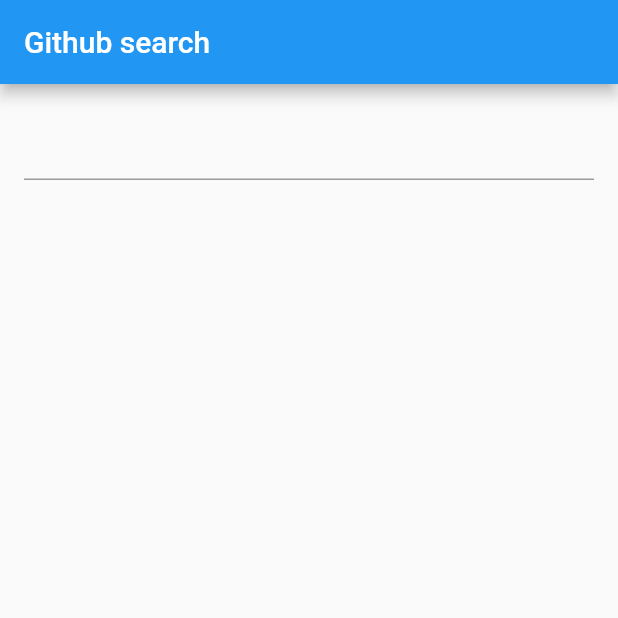
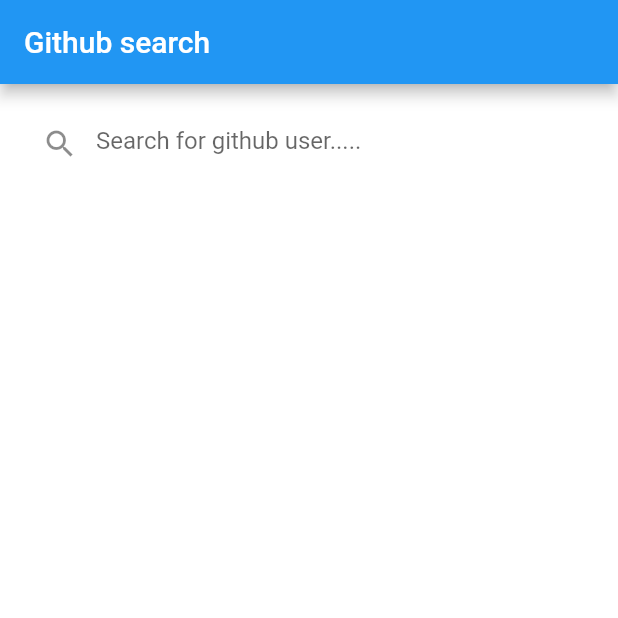
Before and after one commit to prithvibhola/helloFlutter, a Flutter app: the screen it shows after launch, on a phone screen of 412 x 824 dp, the top half of it. Run offline on Flutter 3.47's test engine with Material 2 defaults, Android fonts, the phone set to English and light mode, and no system bars; our stand-ins replace rxdart.

```diff
--- a/lib/src/ui/main.dart
+++ b/lib/src/ui/main.dart
@@ -38,7 +38,7 @@ class _MyHomePageState extends State<MyHomePage> {
   }
 
   _printLatestValue() {
-    bloc.getGithubUsers(myController.text);
+    if (myController.text != "") bloc.getGithubUsers(myController.text);
   }
 
   @override
@@ -47,34 +47,71 @@ class _MyHomePageState extends State<MyHomePage> {
         appBar: AppBar(
           title: Text('Github search'),
         ),
-        body: Padding(
-            padding: const EdgeInsets.only(top: 16.0, left: 16.0, right: 16.0),
+        body: new Container(
+            decoration: new BoxDecoration(color: Colors.white),
+            child: Padding(
+                padding:
+                    const EdgeInsets.only(top: 16.0, left: 16.0, right: 16.0),
                 child: Column(
                   children: <Widget>[
-                Padding(
-                    padding: const EdgeInsets.only(bottom: 16.0),
+                    new Container(
+                        padding: const EdgeInsets.only(bottom: 0.0),
                         child: TextField(
+                          decoration: new InputDecoration(
+                              hintText: 'Search for github user.....',
+                              prefixIcon: Icon(Icons.search),
+                              border: null,
+                              enabledBorder: new UnderlineInputBorder(
+                                  borderSide:
+                                      new BorderSide(color: Colors.white)),
+                              focusedBorder: new UnderlineInputBorder(
+                                  borderSide:
+                                      new BorderSide(color: Colors.white))),
                           controller: myController,
                         )),
                     StreamBuilder(
                         stream: bloc.gitUser,
-                    builder:
-                        (context, AsyncSnapshot<GithubUserResponse> snapshot) {
+                        builder: (context,
+                            AsyncSnapshot<Response<GithubUserResponse>>
+                                snapshot) {
                           if (snapshot.hasError) {
                             return Text(snapshot.error.toString());
                           } else if (snapshot.hasData) {
+                            switch (snapshot.data.state) {
+                              case ViewState.LOADING:
+                                {
+                                  return Center(
+                                      child: CircularProgressIndicator());
+                                }
+                              case ViewState.SUCCESS:
+                                {
+                                  if (myController.text.trim() == "")
+                                    return new Container();
+                                  else
                                     return buildList(snapshot);
+                                  break;
                                 }
-//                      return Center(child: CircularProgressIndicator());
+                              case ViewState.ERROR:
+                                {
+                                  Scaffold.of(context)
+                                      .showSnackBar(new SnackBar(
+                                    content: new Text(
+                                        "Error in fetching data for ${myController.text}"),
+                                  ));
+                                  return new Container();
+                                }
+                            }
+                          }
+                          return new Container();
                         })
                   ],
-            )));
+                ))));
   }
 
-  Widget buildList(AsyncSnapshot<GithubUserResponse> snapshot) {
+  Widget buildList(AsyncSnapshot<Response<GithubUserResponse>> snapshot) {
     return Expanded(
         child: ListView.builder(
-            itemCount: snapshot.data.items.length,
+            itemCount: snapshot.data.data.items.length,
             itemBuilder: (BuildContext context, int index) {
               return Card(
                   child: Padding(
@@ -82,18 +119,19 @@ class _MyHomePageState extends State<MyHomePage> {
                       child: Row(children: <Widget>[
                         ClipOval(
                             child: Image.network(
-                                snapshot.data.items[index].avatarUrl,
+                                snapshot.data.data.items[index].avatarUrl,
                                 width: 50,
                                 height: 50)),
                         Padding(
                             padding: const EdgeInsets.only(left: 16.0),
-                            child: Text(snapshot.data.items[index].login,
+                            child: Text(snapshot.data.data.items[index].login,
                                 style: TextStyle(
                                     fontWeight: FontWeight.bold,
                                     color: Colors.black87))),
                         Expanded(
                             child: Text(
-                          snapshot.data.items[index].score.toStringAsFixed(2),
+                          snapshot.data.data.items[index].score
+                              .toStringAsFixed(2),
                           textAlign: TextAlign.right,
                           style: TextStyle(color: Colors.black45),
                         ))
```
Also changed, not shown: lib/src/blocs/github_bloc.dart (+6 -2 lines). Lines whose indentation alone changed are shown as unchanged.
